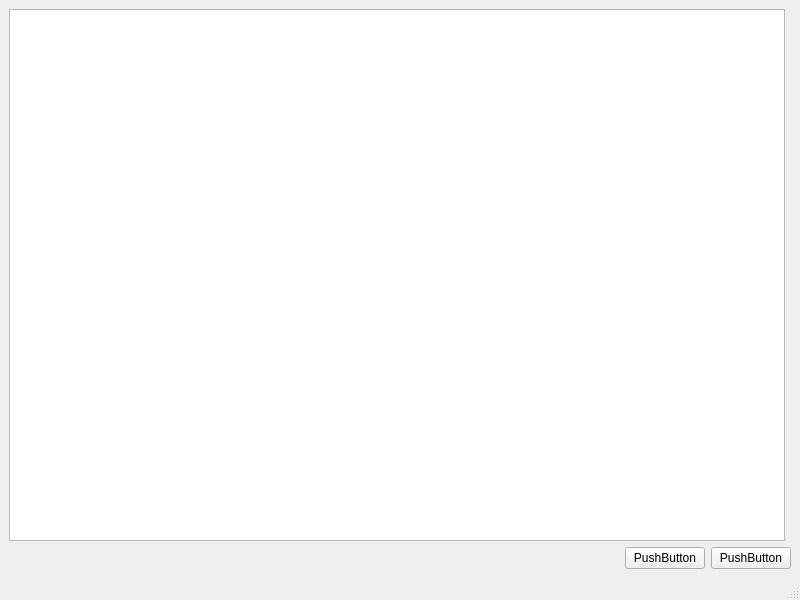
Kobes26/2025_20660177, file Worksheet6/QtProject/mainwindow.ui: the form before one commit.
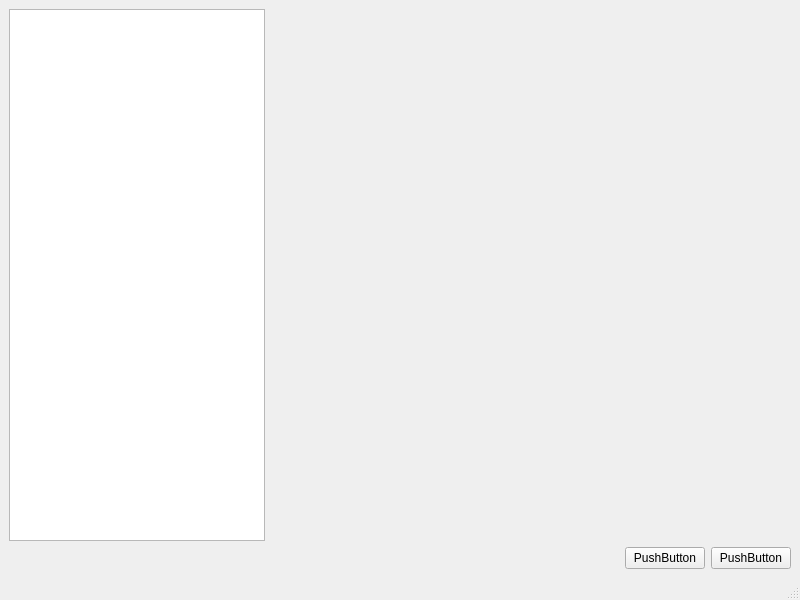
The form after the commit.

Commit message: Worksheet 6: Status bar updates with signal

```diff
--- a/Worksheet6/QtProject/mainwindow.ui
+++ b/Worksheet6/QtProject/mainwindow.ui
@@ -18,10 +18,24 @@
     <item>
      <layout class="QHBoxLayout" name="horizontalLayout">
       <item>
-       <widget class="QTreeView" name="treeView"/>
+       <widget class="QTreeView" name="treeView">
+        <property name="sizePolicy">
+         <sizepolicy hsizetype="Fixed" vsizetype="Expanding">
+          <horstretch>0</horstretch>
+          <verstretch>0</verstretch>
+         </sizepolicy>
+        </property>
+       </widget>
       </item>
       <item>
-       <widget class="QWidget" name="widget" native="true"/>
+       <widget class="QWidget" name="widget" native="true">
+        <property name="sizePolicy">
+         <sizepolicy hsizetype="Expanding" vsizetype="Expanding">
+          <horstretch>0</horstretch>
+          <verstretch>0</verstretch>
+         </sizepolicy>
+        </property>
+       </widget>
       </item>
      </layout>
     </item>
```
The commit also changes 2 other files.
